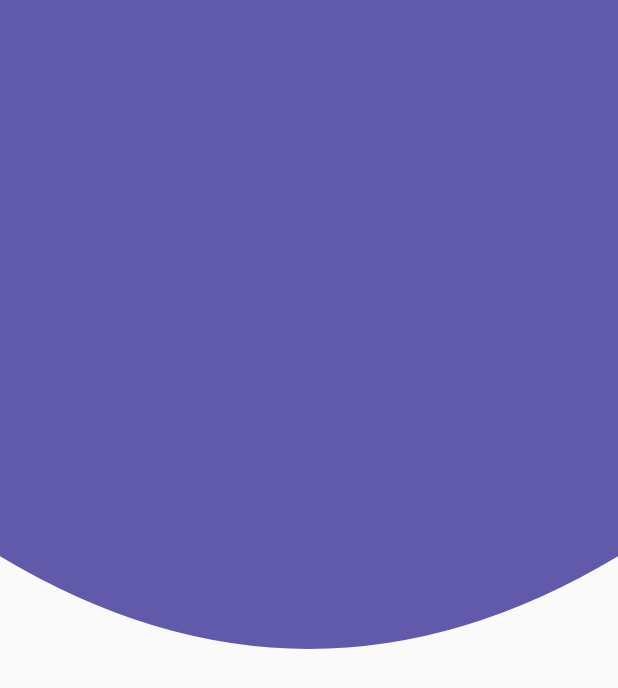
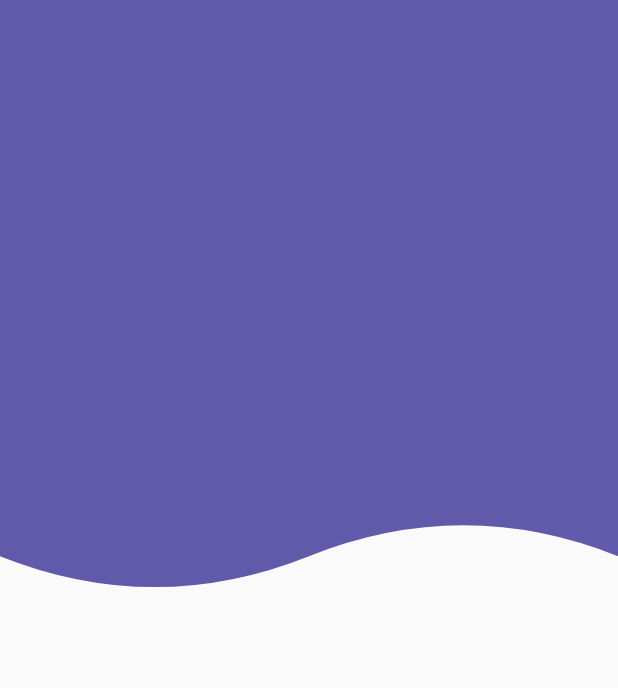
Before and after one commit to JovannyRch/flutter_avanzado, a Flutter app: the screen it shows after launch, on a phone screen of 412 x 824 dp. Shown: the top 688 px of the screen. Run offline on Flutter 3.47's test engine with Material 2 defaults, Android fonts, the phone set to English and light mode, and no system bars.

Commit message:
Header wave

```diff
--- a/lib/screens/home_screen.dart
+++ b/lib/screens/home_screen.dart
@@ -8,7 +8,7 @@ class HomeScreen extends StatelessWidget {
   Widget build(BuildContext context) {
     return SafeArea(
       child: Scaffold(
-        body: HeaderCurvo(),
+        body: HeaderWave(),
       ),
     );
   }
--- a/lib/widgets/headers_widgets.dart
+++ b/lib/widgets/headers_widgets.dart
@@ -169,3 +169,45 @@ class _MiPainter4 extends CustomPainter {
     return true;
   }
 }
+
+class HeaderWave extends StatelessWidget {
+  const HeaderWave({Key key}) : super(key: key);
+
+  @override
+  Widget build(BuildContext context) {
+    return Container(
+      height: double.infinity,
+      width: double.infinity,
+      child: CustomPaint(
+        painter: _MiPainter5(),
+      ),
+    );
+  }
+}
+
+class _MiPainter5 extends CustomPainter {
+  @override
+  void paint(Canvas canvas, Size size) {
+    final paint = new Paint();
+    paint.color = Color(0xff615AAB);
+    paint.style = PaintingStyle.fill;
+    final path = new Path();
+    path.lineTo(0, size.height * 0.45);
+    //path.arcTo();
+    //path.lineTo(size.width, size.height * 0.45);
+    path.quadraticBezierTo(size.width * 0.25, size.height * 0.5,
+        size.width * 0.5, size.height * 0.45);
+
+    path.quadraticBezierTo(
+        size.width * 0.75, size.height * 0.4, size.width, size.height * 0.45);
+    path.lineTo(size.width, 0);
+    path.lineTo(0, 0);
+
+    canvas.drawPath(path, paint);
+  }
+
+  @override
+  bool shouldRepaint(CustomPainter oldDelegate) {
+    return true;
+  }
+}
```
